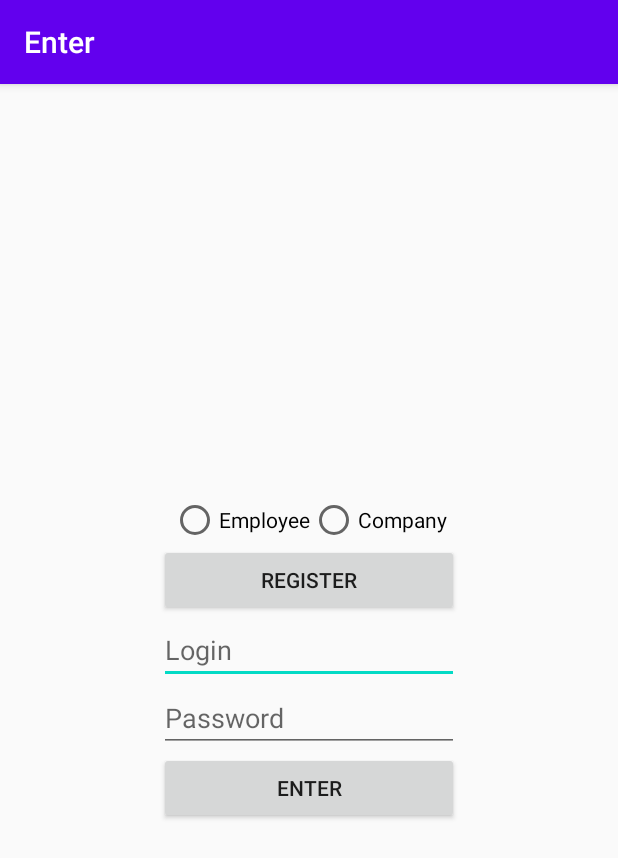
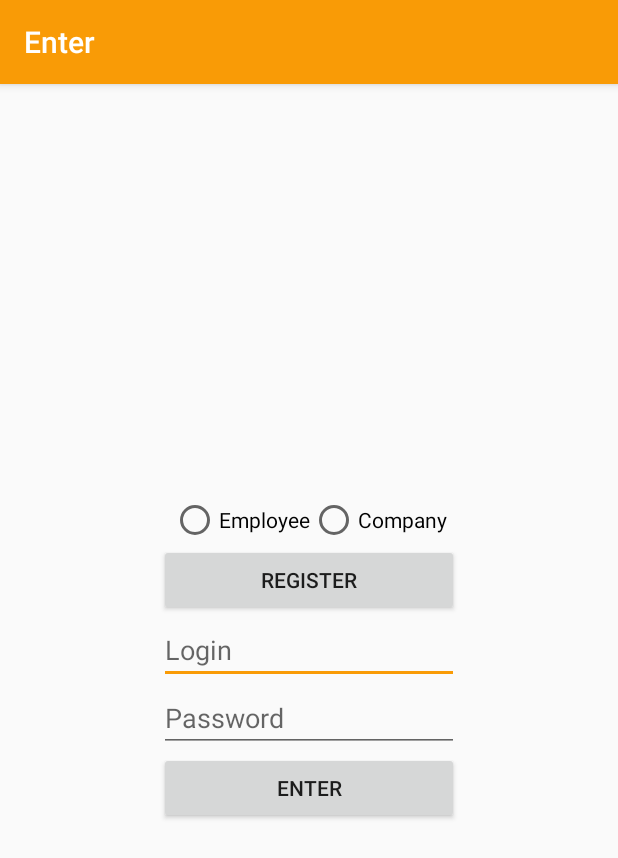
Before and after one commit to lavsexpert/Staffsharing, an Android app: the screen it shows after launch (EnterActivity), on a phone screen of 412 x 824 dp. Shown: the top 858 px of the screen. Run offline under Robolectric (Android 15) with nearby library versions, the phone set to English and light mode, and no system bars.

Commit message:
Update icon, add logo and change app colors

```diff
--- a/app/src/main/res/values/colors.xml
+++ b/app/src/main/res/values/colors.xml
@@ -1,6 +1,6 @@
 <?xml version="1.0" encoding="utf-8"?>
 <resources>
-    <color name="colorPrimary">#6200EE</color>
-    <color name="colorPrimaryDark">#3700B3</color>
-    <color name="colorAccent">#03DAC5</color>
+    <color name="colorPrimary">#F99B06</color>
+    <color name="colorPrimaryDark">#734702</color>
+    <color name="colorAccent">#F99B06</color>
 </resources>
```
Also changed, not shown: app/src/main/res/drawable/icon.png, app/src/main/res/drawable/logo.png (added).
